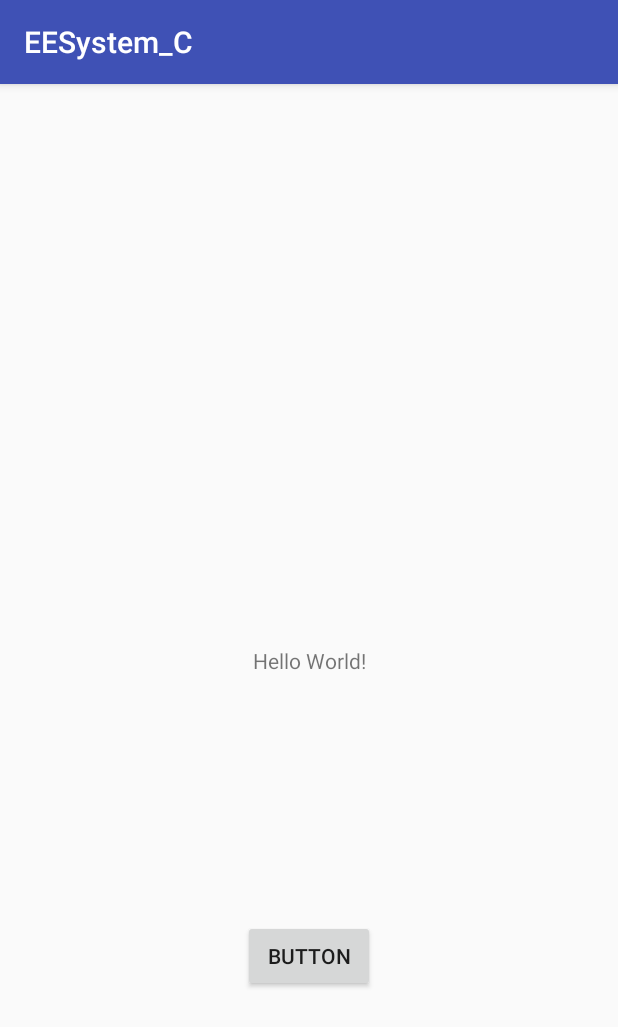
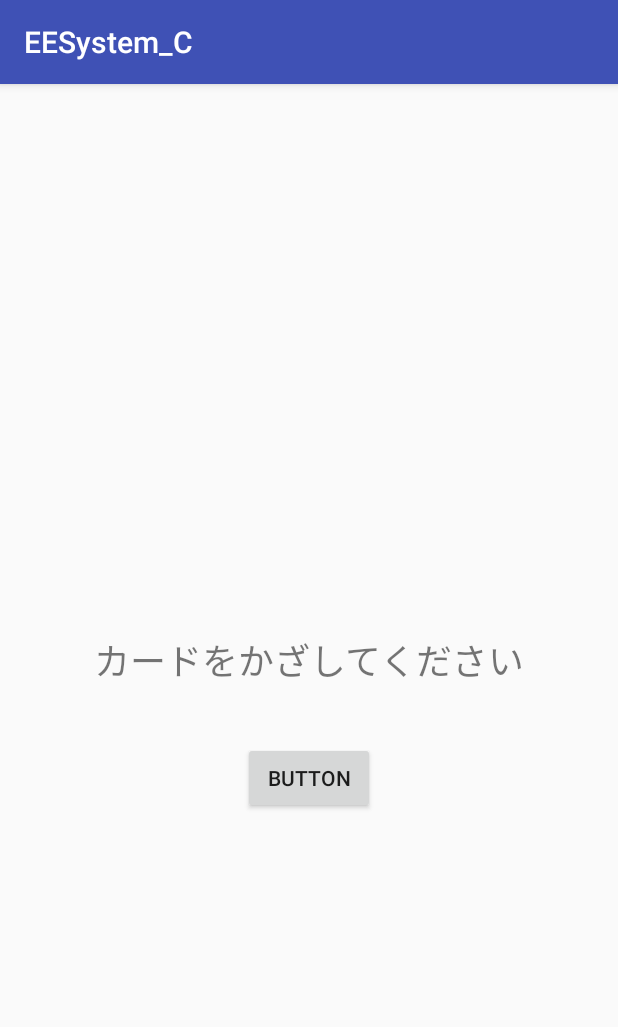
Before and after one commit to akaeda-yoshiki/EESystem_C, an Android app: the screen it shows after launch (MainActivity), on a phone screen of 412 x 824 dp. Shown: the top 1027 px of the screen. Run offline under Robolectric (Android 15) with nearby library versions, the phone set to English and light mode, and no system bars.

Commit message:
カードの読み込み待機画面（仮）、入退室の選択画面（仮）の追加

```diff
--- a/app/src/main/java/com/example/akaedayoshiki/eesystem_c/MainActivity.java
+++ b/app/src/main/java/com/example/akaedayoshiki/eesystem_c/MainActivity.java
@@ -8,6 +8,6 @@ public class MainActivity extends AppCompatActivity {
     @Override
     protected void onCreate(Bundle savedInstanceState) {
         super.onCreate(savedInstanceState);
-        setContentView(R.layout.activity_main);
+        setContentView(R.layout.waitcard);
     }
 }
--- a/app/src/main/res/layout/activity_main.xml
+++ b/app/src/main/res/layout/waitcard.xml
@@ -10,7 +10,8 @@
         android:id="@+id/textView"
         android:layout_width="wrap_content"
         android:layout_height="wrap_content"
-        android:text="Hello World!"
+        android:text="@string/waitcard_message"
+        android:textSize="24sp"
         app:layout_constraintBottom_toBottomOf="parent"
         app:layout_constraintLeft_toLeftOf="parent"
         app:layout_constraintRight_toRightOf="parent"
@@ -20,11 +21,11 @@
         android:id="@+id/button"
         android:layout_width="wrap_content"
         android:layout_height="wrap_content"
-        android:text="Button"
+        android:text="@string/button"
         app:layout_constraintBottom_toBottomOf="parent"
         app:layout_constraintEnd_toEndOf="parent"
-        app:layout_constraintHorizontal_bias="0.5"
         app:layout_constraintStart_toStartOf="parent"
-        app:layout_constraintTop_toBottomOf="@+id/textView" />
+        app:layout_constraintTop_toBottomOf="@+id/textView"
+        app:layout_constraintVertical_bias="0.116" />
 
 </android.support.constraint.ConstraintLayout>
--- a/app/src/main/res/values/strings.xml
+++ b/app/src/main/res/values/strings.xml
@@ -1,3 +1,7 @@
 <resources>
     <string name="app_name">EESystem_C</string>
+    <string name="waitcard_message">カードをかざしてください</string>
+    <string name="button">Button</string>
+    <string name="enter_message">入室</string>
+    <string name="exit_message">退出</string>
 </resources>
```
Also changed, not shown: app/src/main/res/layout/selectaction.xml (added, +29 -0 lines).
